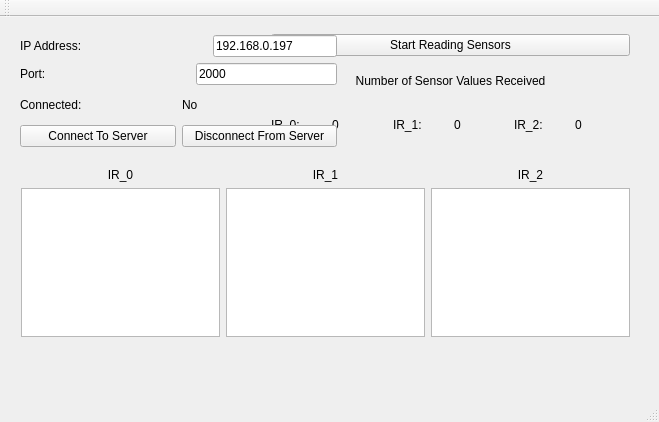
This is QtClients/targetAlignment/targetalignment.ui in madhavpatel6/EmbeddedSystemDesign_Team02 as Qt 5 draws it before an edit. The edited form follows.
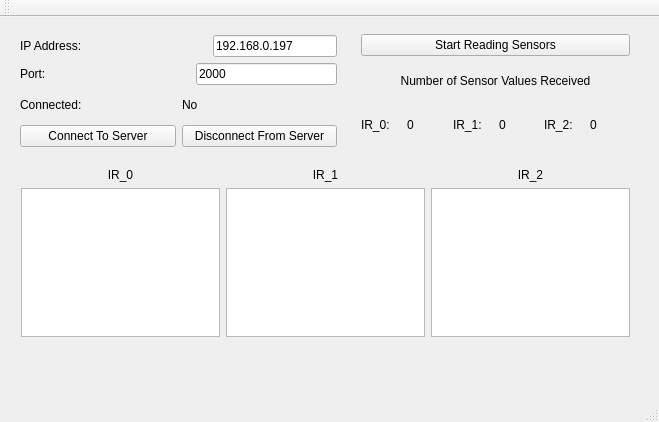
This is the edited form.

```diff
--- a/QtClients/targetAlignment/targetalignment.ui
+++ b/QtClients/targetAlignment/targetalignment.ui
@@ -17,9 +17,9 @@
    <widget class="QWidget" name="layoutWidget">
     <property name="geometry">
      <rect>
-      <x>260</x>
+      <x>350</x>
       <y>6</y>
-      <width>381</width>
+      <width>291</width>
       <height>131</height>
      </rect>
     </property>
```
